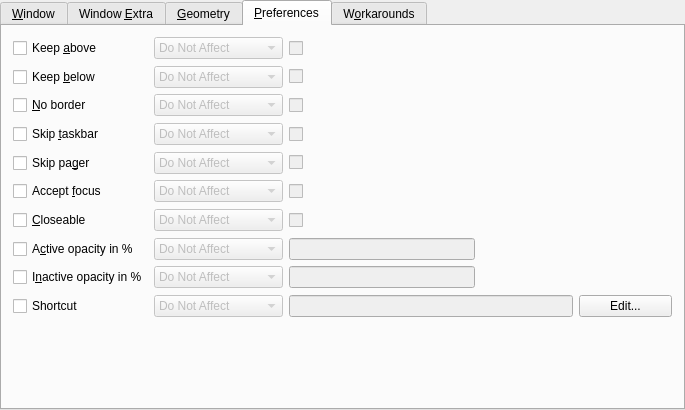
Before: the Qt Designer form kcmkwin/kwinrules/ruleswidgetbase.ui in KDE/kwin, drawn with Qt 5.
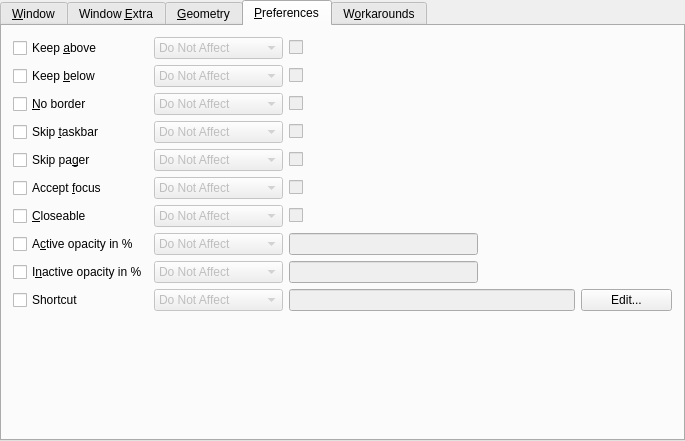
After: the same form once the commit is applied. The open tabs and pages were chosen to show the change. Custom widgets are drawn as their Qt base class.

Commit message: Fix broken layouts.

```diff
--- a/kcmkwin/kwinrules/ruleswidgetbase.ui
+++ b/kcmkwin/kwinrules/ruleswidgetbase.ui
@@ -6,7 +6,7 @@
     <x>0</x>
     <y>0</y>
     <width>685</width>
-    <height>410</height>
+    <height>441</height>
    </rect>
   </property>
   <layout class="QVBoxLayout" >
@@ -233,6 +233,14 @@
       </layout>
      </widget>
      <widget class="QWidget" name="tab" >
+      <property name="geometry" >
+       <rect>
+        <x>0</x>
+        <y>0</y>
+        <width>681</width>
+        <height>416</height>
+       </rect>
+      </property>
       <attribute name="title" >
        <string>Window &amp;Extra</string>
       </attribute>
@@ -360,22 +368,6 @@
          </property>
         </widget>
        </item>
-       <item row="4" column="2" >
-        <spacer>
-         <property name="orientation" >
-          <enum>Qt::Vertical</enum>
-         </property>
-         <property name="sizeType" >
-          <enum>QSizePolicy::Expanding</enum>
-         </property>
-         <property name="sizeHint" >
-          <size>
-           <width>391</width>
-           <height>30</height>
-          </size>
-         </property>
-        </spacer>
-       </item>
        <item row="5" column="0" colspan="3" >
         <widget class="QLabel" name="textLabel6" >
          <property name="text" >
@@ -429,22 +421,6 @@
          </property>
         </widget>
        </item>
-       <item row="7" column="2" >
-        <spacer>
-         <property name="orientation" >
-          <enum>Qt::Vertical</enum>
-         </property>
-         <property name="sizeType" >
-          <enum>QSizePolicy::Expanding</enum>
-         </property>
-         <property name="sizeHint" >
-          <size>
-           <width>391</width>
-           <height>30</height>
-          </size>
-         </property>
-        </spacer>
-       </item>
        <item row="8" column="0" colspan="3" >
         <widget class="QLabel" name="textLabel7" >
          <property name="text" >
@@ -498,18 +474,54 @@
          </property>
         </widget>
        </item>
+       <item row="4" column="2" >
+        <spacer name="horizontalSpacer" >
+         <property name="orientation" >
+          <enum>Qt::Horizontal</enum>
+         </property>
+         <property name="sizeHint" stdset="0" >
+          <size>
+           <width>40</width>
+           <height>20</height>
+          </size>
+         </property>
+        </spacer>
+       </item>
+       <item row="7" column="2" >
+        <spacer name="horizontalSpacer_2" >
+         <property name="orientation" >
+          <enum>Qt::Horizontal</enum>
+         </property>
+         <property name="sizeHint" stdset="0" >
+          <size>
+           <width>40</width>
+           <height>20</height>
+          </size>
+         </property>
+        </spacer>
+       </item>
        <item row="10" column="2" >
-        <spacer>
+        <spacer name="horizontalSpacer_3" >
+         <property name="orientation" >
+          <enum>Qt::Horizontal</enum>
+         </property>
+         <property name="sizeHint" stdset="0" >
+          <size>
+           <width>40</width>
+           <height>20</height>
+          </size>
+         </property>
+        </spacer>
+       </item>
+       <item row="11" column="1" >
+        <spacer name="verticalSpacer" >
          <property name="orientation" >
           <enum>Qt::Vertical</enum>
          </property>
-         <property name="sizeType" >
-          <enum>QSizePolicy::Expanding</enum>
-         </property>
-         <property name="sizeHint" >
+         <property name="sizeHint" stdset="0" >
           <size>
-           <width>391</width>
-           <height>30</height>
+           <width>20</width>
+           <height>0</height>
           </size>
          </property>
         </spacer>
@@ -1055,6 +1067,14 @@
       </layout>
      </widget>
      <widget class="QWidget" name="TabPage" >
+      <property name="geometry" >
+       <rect>
+        <x>0</x>
+        <y>0</y>
+        <width>681</width>
+        <height>416</height>
+       </rect>
+      </property>
       <attribute name="title" >
        <string>&amp;Preferences</string>
       </attribute>
@@ -1147,134 +1167,6 @@
          </property>
         </widget>
        </item>
-       <item row="7" column="4" colspan="2" >
-        <spacer>
-         <property name="orientation" >
-          <enum>Qt::Vertical</enum>
-         </property>
-         <property name="sizeType" >
-          <enum>QSizePolicy::Expanding</enum>
-         </property>
-         <property name="sizeHint" >
-          <size>
-           <width>171</width>
-           <height>20</height>
-          </size>
-         </property>
-        </spacer>
-       </item>
-       <item row="6" column="3" colspan="3" >
-        <spacer>
-         <property name="orientation" >
-          <enum>Qt::Vertical</enum>
-         </property>
-         <property name="sizeType" >
-          <enum>QSizePolicy::Expanding</enum>
-         </property>
-         <property name="sizeHint" >
-          <size>
-           <width>290</width>
-           <height>20</height>
-          </size>
-         </property>
-        </spacer>
-       </item>
-       <item row="5" column="3" colspan="3" >
-        <spacer>
-         <property name="orientation" >
-          <enum>Qt::Vertical</enum>
-         </property>
-         <property name="sizeType" >
-          <enum>QSizePolicy::Expanding</enum>
-         </property>
-         <property name="sizeHint" >
-          <size>
-           <width>290</width>
-           <height>20</height>
-          </size>
-         </property>
-        </spacer>
-       </item>
-       <item row="4" column="3" colspan="3" >
-        <spacer>
-         <property name="orientation" >
-          <enum>Qt::Vertical</enum>
-         </property>
-         <property name="sizeType" >
-          <enum>QSizePolicy::Expanding</enum>
-         </property>
-         <property name="sizeHint" >
-          <size>
-           <width>290</width>
-           <height>20</height>
-          </size>
-         </property>
-        </spacer>
-       </item>
-       <item row="3" column="3" colspan="3" >
-        <spacer>
-         <property name="orientation" >
-          <enum>Qt::Vertical</enum>
-         </property>
-         <property name="sizeType" >
-          <enum>QSizePolicy::Expanding</enum>
-         </property>
-         <property name="sizeHint" >
-          <size>
-           <width>290</width>
-           <height>20</height>
-          </size>
-         </property>
-        </spacer>
-       </item>
-       <item row="2" column="3" colspan="3" >
-        <spacer>
-         <property name="orientation" >
-          <enum>Qt::Vertical</enum>
-         </property>
-         <property name="sizeType" >
-          <enum>QSizePolicy::Expanding</enum>
-         </property>
-         <property name="sizeHint" >
-          <size>
-           <width>290</width>
-           <height>20</height>
-          </size>
-         </property>
-        </spacer>
-       </item>
-       <item row="1" column="3" colspan="3" >
-        <spacer>
-         <property name="orientation" >
-          <enum>Qt::Vertical</enum>
-         </property>
-         <property name="sizeType" >
-          <enum>QSizePolicy::Expanding</enum>
-         </property>
-         <property name="sizeHint" >
-          <size>
-           <width>290</width>
-           <height>20</height>
-          </size>
-         </property>
-        </spacer>
-       </item>
-       <item row="0" column="3" colspan="3" >
-        <spacer>
-         <property name="orientation" >
-          <enum>Qt::Vertical</enum>
-         </property>
-         <property name="sizeType" >
-          <enum>QSizePolicy::Expanding</enum>
-         </property>
-         <property name="sizeHint" >
-          <size>
-           <width>290</width>
-           <height>20</height>
-          </size>
-         </property>
-        </spacer>
-       </item>
        <item row="0" column="2" >
         <widget class="QCheckBox" name="above" >
          <property name="enabled" >
@@ -1582,7 +1474,7 @@
          <property name="sizeType" >
           <enum>QSizePolicy::Expanding</enum>
          </property>
-         <property name="sizeHint" >
+         <property name="sizeHint" stdset="0" >
           <size>
            <width>20</width>
            <height>80</height>
@@ -1622,22 +1514,6 @@
          </property>
         </widget>
        </item>
-       <item row="8" column="4" colspan="2" >
-        <spacer>
-         <property name="orientation" >
-          <enum>Qt::Vertical</enum>
-         </property>
-         <property name="sizeType" >
-          <enum>QSizePolicy::Expanding</enum>
-         </property>
-         <property name="sizeHint" >
-          <size>
-           <width>181</width>
-           <height>20</height>
-          </size>
-         </property>
-        </spacer>
-       </item>
        <item row="8" column="0" >
         <widget class="QCheckBox" name="enable_opacityinactive" >
          <property name="text" >
@@ -1709,6 +1585,14 @@
       </layout>
      </widget>
      <widget class="QWidget" name="TabPage" >
+      <property name="geometry" >
+       <rect>
+        <x>0</x>
+        <y>0</y>
+        <width>681</width>
+        <height>416</height>
+       </rect>
+      </property>
       <attribute name="title" >
        <string>W&amp;orkarounds</string>
       </attribute>
@@ -2031,7 +1915,7 @@
          <property name="sizeType" >
           <enum>QSizePolicy::Expanding</enum>
          </property>
-         <property name="sizeHint" >
+         <property name="sizeHint" stdset="0" >
           <size>
            <width>20</width>
            <height>160</height>
```
Left out of the diff: 127 changed lines with no effect on the pictures.
